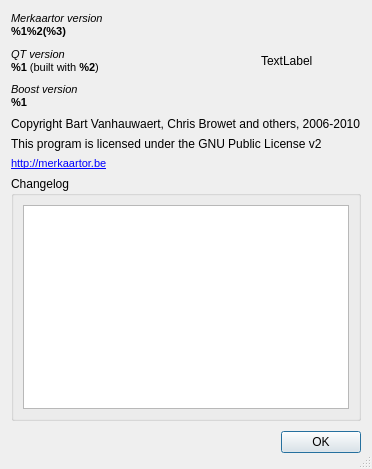
Before: the Qt Designer form src/AboutDialog.ui in openstreetmap/merkaartor, drawn with Qt 5.
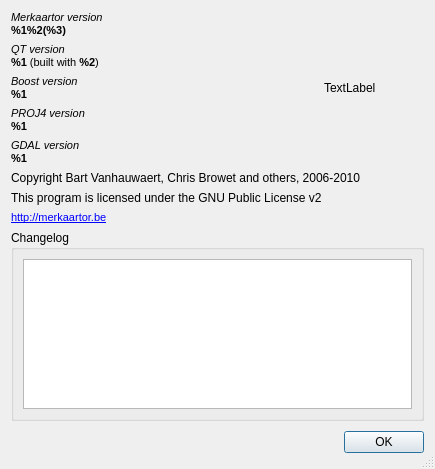
After: the same form once the commit is applied.

Commit message: ADD : show GDAL/PROJ versions in About

```diff
--- a/src/AboutDialog.ui
+++ b/src/AboutDialog.ui
@@ -6,7 +6,7 @@
    <rect>
     <x>0</x>
     <y>0</y>
-    <width>370</width>
+    <width>435</width>
     <height>469</height>
    </rect>
   </property>
@@ -59,6 +59,28 @@
          </property>
         </widget>
        </item>
+       <item>
+        <widget class="QLabel" name="Proj4Version">
+         <property name="text">
+          <string>&lt;!DOCTYPE HTML PUBLIC &quot;-//W3C//DTD HTML 4.0//EN&quot; &quot;http://www.w3.org/TR/REC-html40/strict.dtd&quot;&gt;
+&lt;html&gt;&lt;head&gt;&lt;meta name=&quot;qrichtext&quot; content=&quot;1&quot; /&gt;&lt;style type=&quot;text/css&quot;&gt;
+p, li { white-space: pre-wrap; }
+&lt;/style&gt;&lt;/head&gt;&lt;body style=&quot; font-family:'Sans'; font-size:10pt; font-weight:400; font-style:normal;&quot;&gt;
+&lt;p style=&quot; margin-top:0px; margin-bottom:0px; margin-left:0px; margin-right:0px; -qt-block-indent:0; text-indent:0px;&quot;&gt;&lt;span style=&quot; font-family:'MS Shell Dlg 2'; font-size:8pt; font-style:italic;&quot;&gt;PROJ4 version&lt;/span&gt;&lt;span style=&quot; font-family:'MS Shell Dlg 2'; font-size:8pt;&quot;&gt;&lt;br /&gt;&lt;/span&gt;&lt;span style=&quot; font-family:'MS Shell Dlg 2'; font-size:8pt; font-weight:600;&quot;&gt;%1&lt;/span&gt;&lt;/p&gt;&lt;/body&gt;&lt;/html&gt;</string>
+         </property>
+        </widget>
+       </item>
+       <item>
+        <widget class="QLabel" name="GdalVersion">
+         <property name="text">
+          <string>&lt;!DOCTYPE HTML PUBLIC &quot;-//W3C//DTD HTML 4.0//EN&quot; &quot;http://www.w3.org/TR/REC-html40/strict.dtd&quot;&gt;
+&lt;html&gt;&lt;head&gt;&lt;meta name=&quot;qrichtext&quot; content=&quot;1&quot; /&gt;&lt;style type=&quot;text/css&quot;&gt;
+p, li { white-space: pre-wrap; }
+&lt;/style&gt;&lt;/head&gt;&lt;body style=&quot; font-family:'Sans'; font-size:10pt; font-weight:400; font-style:normal;&quot;&gt;
+&lt;p style=&quot; margin-top:0px; margin-bottom:0px; margin-left:0px; margin-right:0px; -qt-block-indent:0; text-indent:0px;&quot;&gt;&lt;span style=&quot; font-family:'MS Shell Dlg 2'; font-size:8pt; font-style:italic;&quot;&gt;GDAL version&lt;/span&gt;&lt;span style=&quot; font-family:'MS Shell Dlg 2'; font-size:8pt;&quot;&gt;&lt;br /&gt;&lt;/span&gt;&lt;span style=&quot; font-family:'MS Shell Dlg 2'; font-size:8pt; font-weight:600;&quot;&gt;%1&lt;/span&gt;&lt;/p&gt;&lt;/body&gt;&lt;/html&gt;</string>
+         </property>
+        </widget>
+       </item>
       </layout>
      </item>
      <item>
```
The commit also changes 2 other files.
